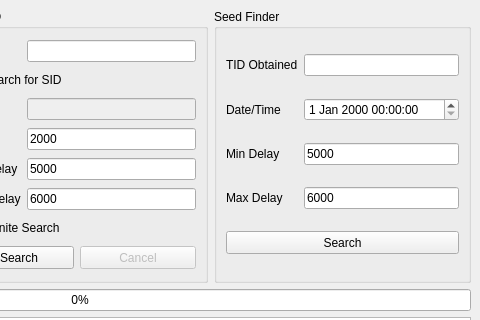
Before: the Qt Designer form Forms/Gen4/IDs4.ui in Admiral-Fish/PokeFinder, drawn with Qt 5; both pictures show x 320 to 800 and y 0 to 320 of the 800 by 600 pixel window.
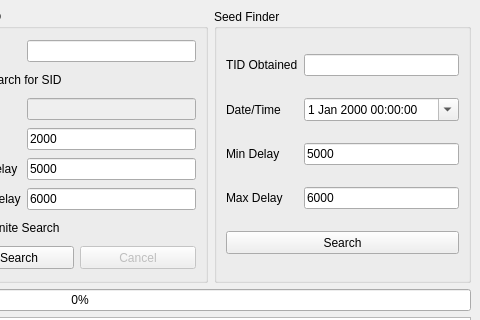
After: the same form once the commit is applied. Custom widgets are drawn as their Qt base class.

Commit message: Calendar popups

What changed in the file:
```diff
--- a/Forms/Gen4/IDs4.ui
+++ b/Forms/Gen4/IDs4.ui
@@ -605,6 +605,9 @@
            <day>1</day>
           </date>
          </property>
+         <property name="calendarPopup">
+          <bool>true</bool>
+         </property>
         </widget>
        </item>
        <item row="2" column="0">
```
The commit also changes 1 other file.
